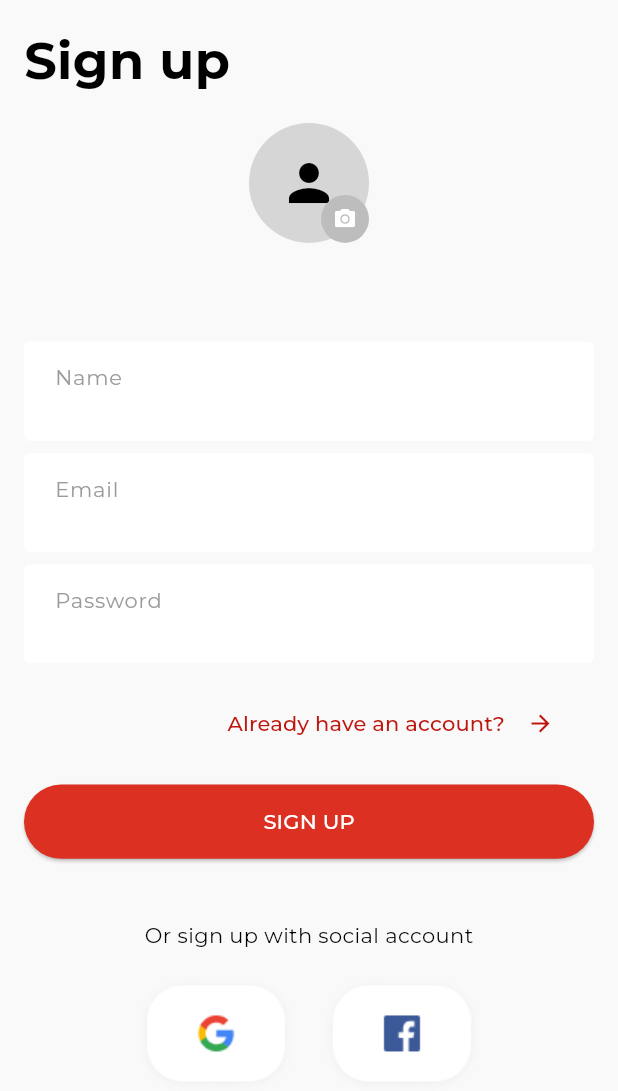
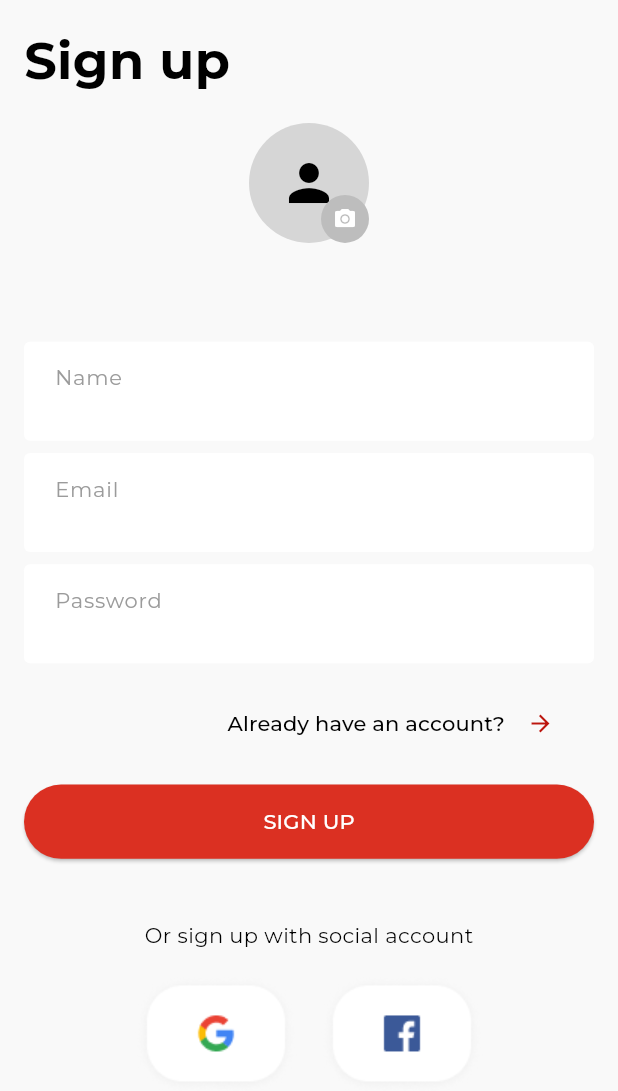
Before and after one commit to fdldestriana/flutter-ebook-ecommerce-example, a Flutter app: the screen it shows after launch, on a phone screen of 412 x 824 dp. Shown: the top 1091 px of the screen. Run offline on Flutter 3.47's test engine with Material 3 defaults, Android fonts, the phone set to English and light mode, and no system bars; our stand-ins replace file_picker, google_fonts.

Commit message:
new commit

```diff
--- a/lib/validator.dart
+++ b/lib/validator.dart
@@ -6,6 +6,7 @@ class Validator {
 
   static emailValidator(String? value) {
     if (value == null || value.isEmpty) return 'Email can not be empty';
+    if (!value.contains("@")) return 'Email does not valid';
     return null;
   }
 
--- a/lib/views/signup_view.dart
+++ b/lib/views/signup_view.dart
@@ -104,7 +104,6 @@ class _SignupViewState extends State<SignupView> {
                     labelText: "Name",
                     controller: nameController,
                     validator: (name) => Validator.nameValidator(name),
-                    // onChanged: (name) => setState(() {}),
                   ),
                   SizedBox(
                     height: Get.height * 0.01,
@@ -113,7 +112,6 @@ class _SignupViewState extends State<SignupView> {
                     labelText: "Email",
                     controller: emailController,
                     validator: (email) => Validator.emailValidator(email),
-                    // onChanged: (email) => setState(() {}),
                   ),
                   SizedBox(
                     height: Get.height * 0.01,
@@ -122,7 +120,6 @@ class _SignupViewState extends State<SignupView> {
                     labelText: "Password",
                     controller: passwordController,
                     validator: (pass) => Validator.passwordValidator(pass),
-                    // onChanged: (pass) => setState(() {}),
                     isObscured: true,
                   ),
                   SizedBox(
@@ -132,13 +129,14 @@ class _SignupViewState extends State<SignupView> {
                     padding: EdgeInsets.only(left: Get.width * 0.30),
                     child: TextButton(
                       onPressed: () {},
-                      child: const Row(
+                      child: Row(
                         children: [
                           Text(
                             'Already have an account?',
-                            style: TextStyle(fontSize: 14),
+                            style: TextStyle(
+                                color: lightColorScheme.scrim, fontSize: 14),
                           ),
-                          Expanded(
+                          const Expanded(
                             child: Icon(
                               Icons.arrow_forward,
                             ),
--- a/lib/widgets/re_circle_avatar.dart
+++ b/lib/widgets/re_circle_avatar.dart
@@ -4,31 +4,31 @@ import 'package:flutter/material.dart';
 class ReCircleAvatar extends StatelessWidget {
   const ReCircleAvatar(
       {super.key,
-      required this.avatarRadius,
-      required this.iconSize,
+      required this.bgAvatarRadius,
       required this.bgCircleAvatar,
-      required this.bgIcon,
+      required this.colorIcon,
+      required this.sizeIcon,
       required this.icon,
       required this.file});
-  final double avatarRadius;
-  final double iconSize;
+  final double bgAvatarRadius;
   final Color bgCircleAvatar;
-  final Color bgIcon;
+  final Color colorIcon;
+  final double sizeIcon;
   final IconData icon;
   final File? file;
   @override
   Widget build(BuildContext context) {
     return CircleAvatar(
-      radius: avatarRadius,
+      radius: bgAvatarRadius,
       backgroundColor: bgCircleAvatar,
       backgroundImage: file != null ? FileImage(file as File) : null,
-      child: file != null
-          ? null
-          : Icon(
-              size: iconSize,
+      child: file == null
+          ? Icon(
               icon,
-              color: bgIcon,
-            ),
+              color: colorIcon,
+              size: sizeIcon,
+            )
+          : null,
     );
   }
 }
--- a/lib/widgets/re_photo_picker.dart
+++ b/lib/widgets/re_photo_picker.dart
@@ -15,20 +15,20 @@ class RePhotoPicker extends StatelessWidget {
       alignment: Alignment.bottomRight,
       children: [
         ReCircleAvatar(
-          avatarRadius: 40.0,
-          iconSize: 40.0,
+          bgAvatarRadius: 40.0,
+          sizeIcon: 40.0,
           bgCircleAvatar: Colors.grey[350] as Color,
-          bgIcon: lightColorScheme.shadow,
+          colorIcon: lightColorScheme.shadow,
           icon: Icons.person,
           file: file,
         ),
         GestureDetector(
           onTap: onTap,
           child: ReCircleAvatar(
-            avatarRadius: 16.0,
-            iconSize: 16.0,
+            bgAvatarRadius: 16.0,
+            sizeIcon: 16.0,
             bgCircleAvatar: Colors.grey[400] as Color,
-            bgIcon: lightColorScheme.onPrimary,
+            colorIcon: lightColorScheme.onPrimary,
             icon: Icons.camera_alt,
             file: null,
           ),
--- a/lib/widgets/re_textformfield.dart
+++ b/lib/widgets/re_textformfield.dart
@@ -9,13 +9,12 @@ class ReTextFormField extends StatelessWidget {
     required this.labelText,
     required this.controller,
     required this.validator,
-    // required this.onChanged,
     this.isObscured = false,
   });
   final String labelText;
   final TextEditingController controller;
   final String? Function(String?)? validator;
-  // final void Function(String)? onChanged;
+
   bool isObscured;
 
   @override
@@ -43,13 +42,10 @@ class ReTextFormField extends StatelessWidget {
                         .copyWith(background: const Color(0XFF2AA952))
                         .background,
                   )
-              : null,
-        ),
+                : null),
         validator: validator,
         obscureText: isObscured,
-        onChanged: (value) {
-          if (validator != null) null;
-        },
+        onChanged: (value) {},
       ),
     );
   }
```
Also changed, not shown: lib/widgets/re_email_field.dart (deleted, +0 -42 lines), lib/widgets/re_name_field.dart (deleted, +0 -45 lines). Lines whose indentation alone changed are shown as unchanged.
